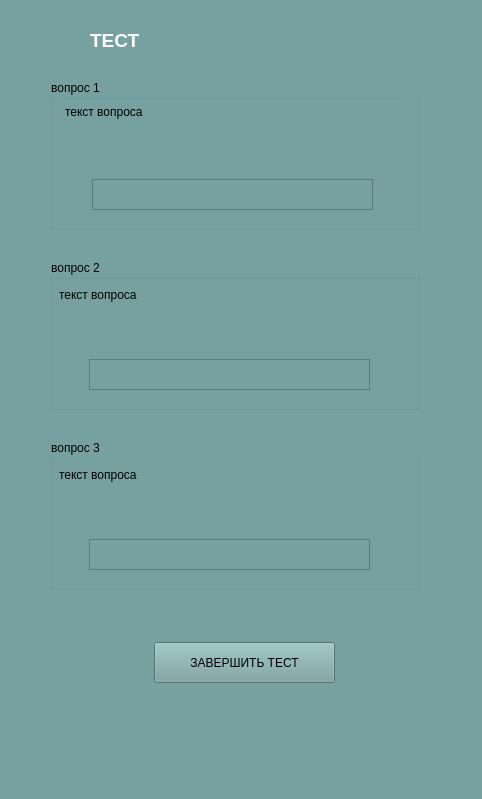
This is test.ui in xiaoticc/maths_project as Qt 5 draws it before an edit. The edited form follows.
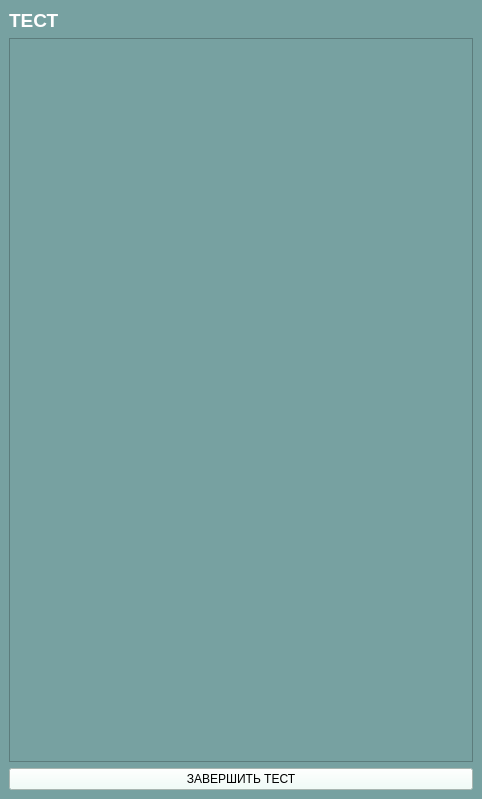
This is the edited form.

```diff
--- a/test.ui
+++ b/test.ui
@@ -35,15 +35,9 @@
    <string notr="true">background-color: rgb(119, 161, 161);</string>
   </property>
   <widget class="QWidget" name="centralwidget">
+   <layout class="QVBoxLayout" name="verticalLayout_2">
+    <item>
    <widget class="QLabel" name="label">
-    <property name="geometry">
-     <rect>
-      <x>90</x>
-      <y>10</y>
-      <width>301</width>
-      <height>61</height>
-     </rect>
-    </property>
     <property name="font">
      <font>
       <pointsize>14</pointsize>
@@ -58,127 +52,36 @@
      <string>ТЕСТ</string>
     </property>
    </widget>
-   <widget class="QGroupBox" name="groupBox">
-    <property name="geometry">
-     <rect>
-      <x>49</x>
-      <y>79</y>
-      <width>371</width>
-      <height>151</height>
-     </rect>
-    </property>
-    <property name="title">
-     <string>вопрос 1</string>
-    </property>
-    <widget class="QLabel" name="label_2">
+    </item>
+    <item>
+     <widget class="QScrollArea" name="scrollArea">
+      <property name="widgetResizable">
+       <bool>true</bool>
+      </property>
+      <widget class="QWidget" name="scrollAreaWidgetContents_2">
      <property name="geometry">
       <rect>
-       <x>16</x>
-       <y>22</y>
-       <width>331</width>
-       <height>21</height>
-      </rect>
-     </property>
-     <property name="text">
-      <string>текст вопроса</string>
-     </property>
-    </widget>
-    <widget class="QTextEdit" name="textEdit">
-     <property name="geometry">
-      <rect>
-       <x>43</x>
-       <y>100</y>
-       <width>281</width>
-       <height>31</height>
-      </rect>
-     </property>
-    </widget>
-   </widget>
-   <widget class="QGroupBox" name="groupBox_2">
-    <property name="geometry">
-     <rect>
-      <x>49</x>
-      <y>259</y>
-      <width>371</width>
-      <height>151</height>
-     </rect>
-    </property>
-    <property name="title">
-     <string>вопрос 2</string>
-    </property>
-    <widget class="QLabel" name="label_3">
-     <property name="geometry">
-      <rect>
-       <x>10</x>
-       <y>25</y>
-       <width>351</width>
-       <height>21</height>
-      </rect>
-     </property>
-     <property name="text">
-      <string>текст вопроса</string>
-     </property>
-    </widget>
-    <widget class="QTextEdit" name="textEdit_2">
-     <property name="geometry">
-      <rect>
-       <x>40</x>
-       <y>100</y>
-       <width>281</width>
-       <height>31</height>
-      </rect>
-     </property>
-    </widget>
-   </widget>
-   <widget class="QGroupBox" name="groupBox_3">
-    <property name="geometry">
-     <rect>
-      <x>49</x>
-      <y>439</y>
-      <width>371</width>
-      <height>151</height>
-     </rect>
-    </property>
-    <property name="title">
-     <string>вопрос 3</string>
-    </property>
-    <widget class="QLabel" name="label_4">
-     <property name="geometry">
-      <rect>
-       <x>10</x>
-       <y>25</y>
-       <width>351</width>
-       <height>21</height>
-      </rect>
-     </property>
-     <property name="text">
-      <string>текст вопроса</string>
-     </property>
-    </widget>
-    <widget class="QTextEdit" name="textEdit_3">
-     <property name="geometry">
-      <rect>
-       <x>40</x>
-       <y>100</y>
-       <width>281</width>
-       <height>31</height>
-      </rect>
-     </property>
-    </widget>
-   </widget>
+         <x>0</x>
+         <y>0</y>
+         <width>462</width>
+         <height>721</height>
+        </rect>
+       </property>
+      </widget>
+     </widget>
+    </item>
+    <item>
    <widget class="QPushButton" name="btn_endt">
-    <property name="geometry">
-     <rect>
-      <x>154</x>
-      <y>642</y>
-      <width>181</width>
-      <height>41</height>
-     </rect>
+      <property name="styleSheet">
+       <string notr="true">
+background-color: rgb(237, 255, 248);</string>
     </property>
     <property name="text">
      <string>ЗАВЕРШИТЬ ТЕСТ</string>
     </property>
    </widget>
+    </item>
+   </layout>
   </widget>
  </widget>
  <resources/>
```
Lines whose indentation alone changed are shown as unchanged.
